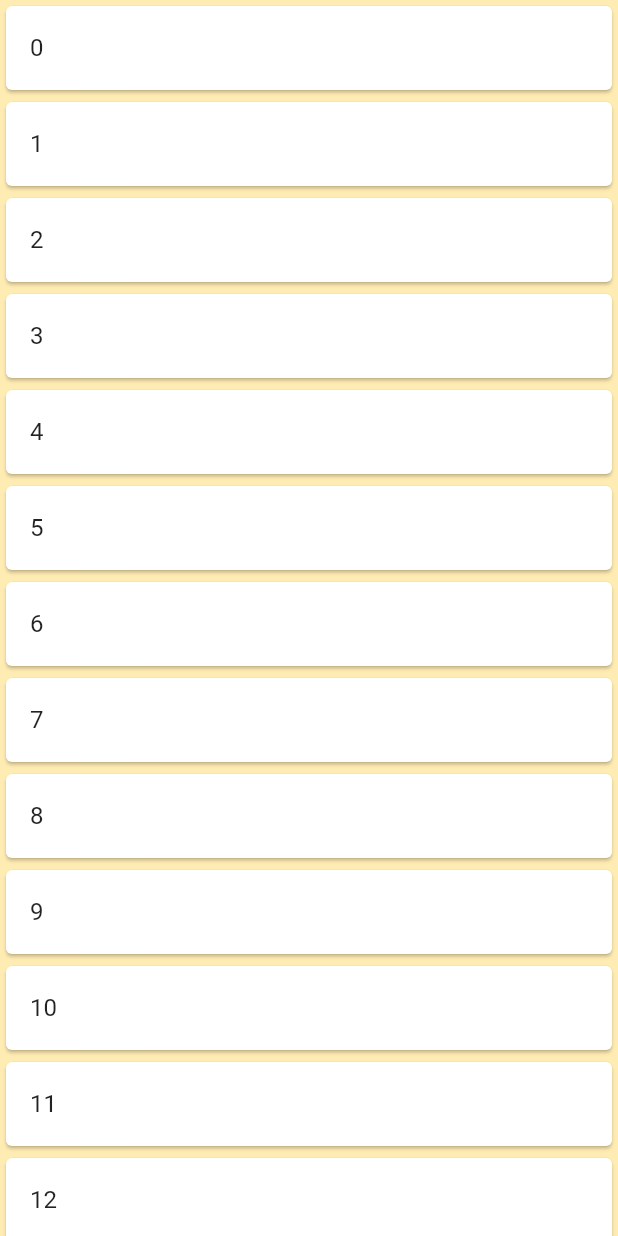
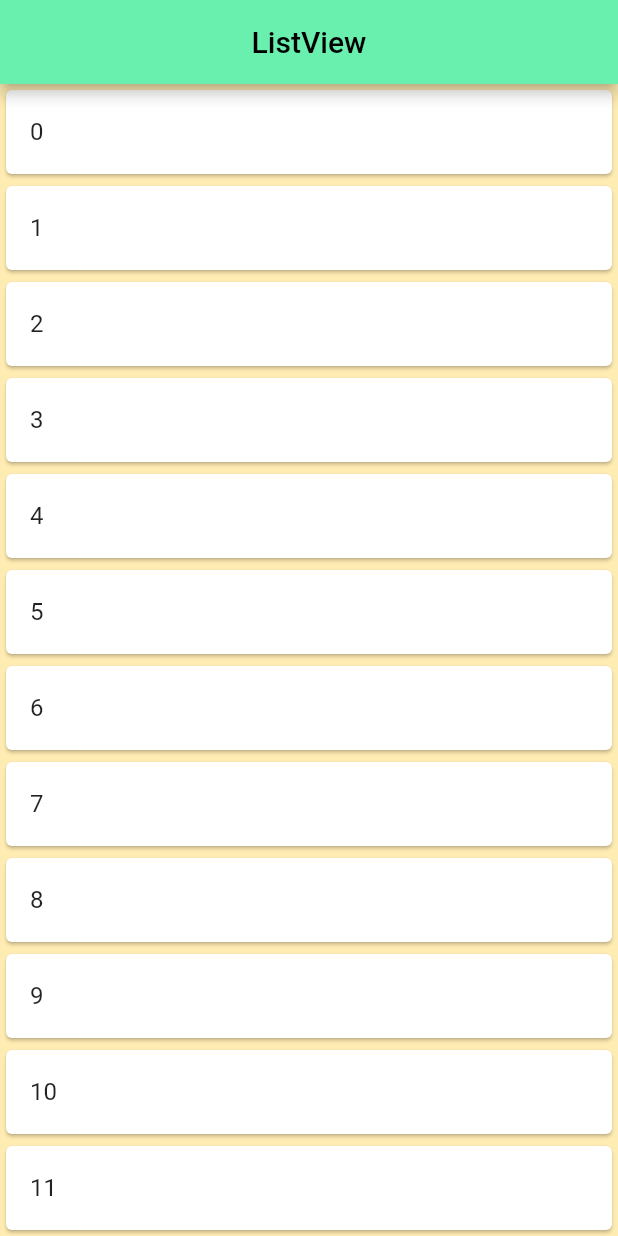
Before and after one commit to William-Weng/Flutter-First-App, a Flutter app: the ProfilePage screen opened directly, on a phone screen of 412 x 824 dp. Run offline on Flutter 3.47's test engine with Material 2 defaults, Android fonts, the light colour scheme and no system bars.

Commit message:
+ AppBar

```diff
--- a/lib/page/profile/profilePage.dart
+++ b/lib/page/profile/profilePage.dart
@@ -11,6 +11,14 @@ class _ProfilePageState extends State<ProfilePage> {
   @override
   Widget build(BuildContext context) {
     return Scaffold(
+        appBar: AppBar(
+          title: const Text(
+            'ListView',
+            style: TextStyle(color: Colors.black),
+          ),
+          centerTitle: true,
+          backgroundColor: Colors.greenAccent,
+        ),
         backgroundColor: Colors.amber.shade100,
         body: ListView.builder(
           itemExtent: 64,
```
